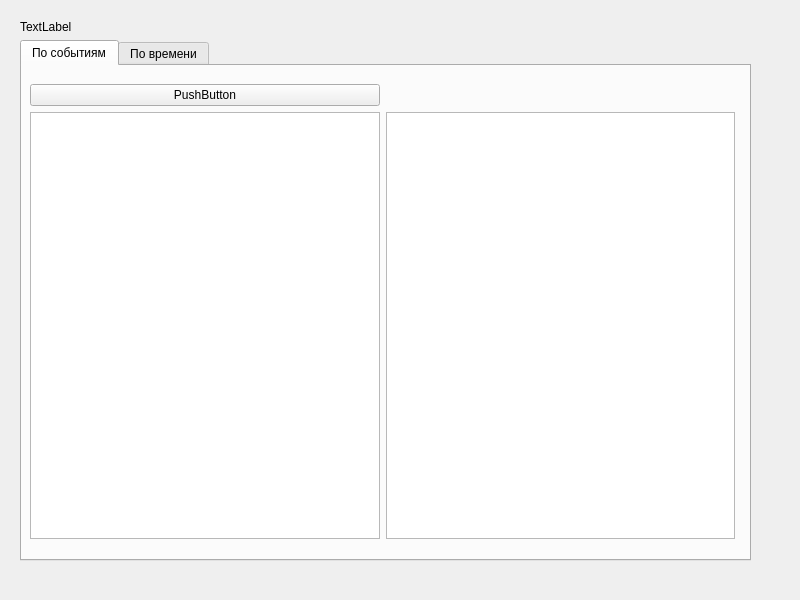
First picture: the form in qt/mainwindow.ui, repository BardinPetr/wilab-datalogger, before the edit.
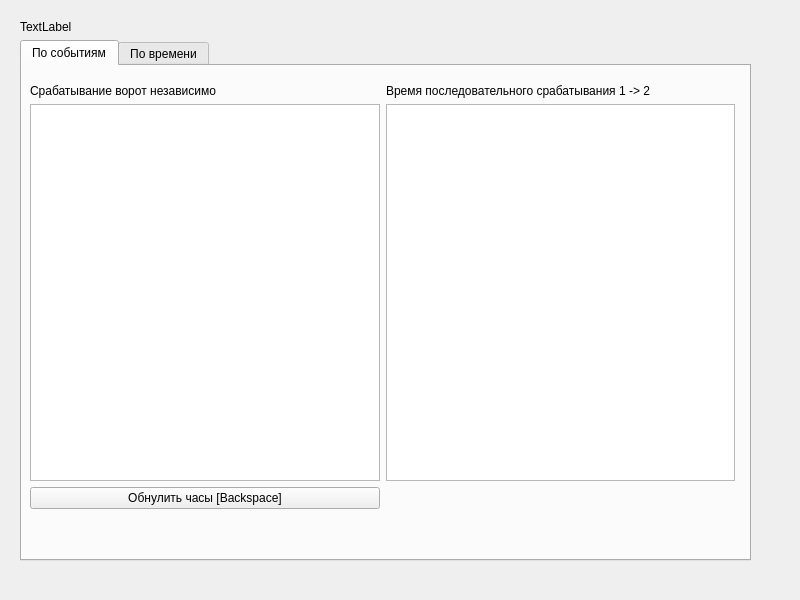
Second picture: the form after the edit.

Diff of the .ui file:
```diff
--- a/qt/mainwindow.ui
+++ b/qt/mainwindow.ui
@@ -58,7 +58,7 @@
            <x>0</x>
            <y>10</y>
            <width>721</width>
-           <height>471</height>
+           <height>441</height>
           </rect>
          </property>
          <layout class="QGridLayout" name="gridLayout">
@@ -74,18 +74,45 @@
           <property name="bottomMargin">
            <number>8</number>
           </property>
-          <item row="1" column="1">
+          <item row="2" column="1">
            <widget class="QTableView" name="table_1"/>
           </item>
-          <item row="0" column="0">
-           <widget class="QPushButton" name="btn_rst_table_0">
+          <item row="3" column="0">
+           <widget class="QPushButton" name="button_time_reset">
+            <property name="sizePolicy">
+             <sizepolicy hsizetype="Minimum" vsizetype="Fixed">
+              <horstretch>0</horstretch>
+              <verstretch>0</verstretch>
+             </sizepolicy>
+            </property>
             <property name="text">
-             <string>PushButton</string>
+             <string>Обнулить часы [Backspace]</string>
+            </property>
+            <property name="shortcut">
+             <string>Backspace</string>
+            </property>
+           </widget>
+          </item>
+          <item row="2" column="0">
+           <widget class="QTableView" name="table_0">
+            <property name="autoScroll">
+             <bool>true</bool>
             </property>
            </widget>
           </item>
           <item row="1" column="0">
-           <widget class="QTableView" name="table_0"/>
+           <widget class="QLabel" name="label_3">
+            <property name="text">
+             <string>Срабатывание ворот независимо</string>
+            </property>
+           </widget>
+          </item>
+          <item row="1" column="1">
+           <widget class="QLabel" name="label_5">
+            <property name="text">
+             <string>Время последовательного срабатывания 1 -&gt; 2</string>
+            </property>
+           </widget>
           </item>
          </layout>
         </widget>
```
Left out of the diff: 6 changed lines with no effect on the pictures.
